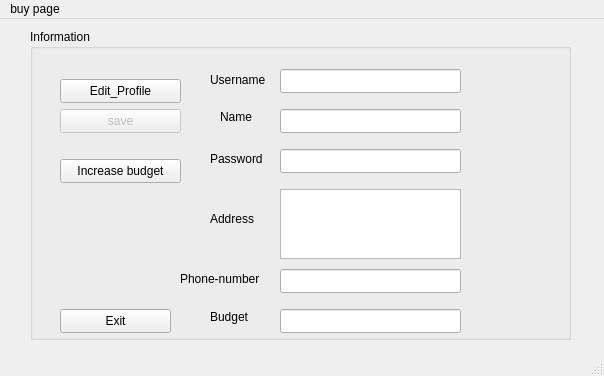
First picture: the form in Login_And_Admin/edit_profile_client.ui, repository AP-projects-4001/esm-nadarim, before the edit.
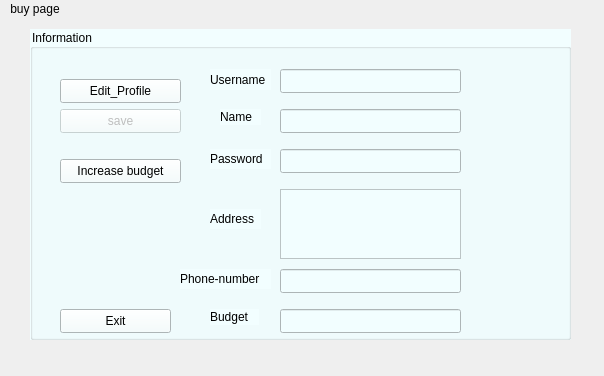
Second picture: the form after the edit.

Commit message: update client class and Debug other classes

Diff of the .ui file:
```diff
--- a/Login_And_Admin/edit_profile_client.ui
+++ b/Login_And_Admin/edit_profile_client.ui
@@ -25,6 +25,11 @@
   <property name="windowTitle">
    <string>MainWindow</string>
   </property>
+  <property name="styleSheet">
+   <string notr="true">border-color: rgb(82, 241, 255);
+border-color: rgb(8, 177, 255);
+</string>
+  </property>
   <widget class="QWidget" name="centralwidget">
    <widget class="QGroupBox" name="groupBox">
     <property name="geometry">
@@ -35,6 +40,10 @@
       <height>311</height>
      </rect>
     </property>
+    <property name="styleSheet">
+     <string notr="true">background-color: rgb(242, 254, 255);
+font: 600 9pt &quot;Segoe UI&quot;;</string>
+    </property>
     <property name="title">
      <string>Information</string>
     </property>
```
The commit also changes 10 other files.
